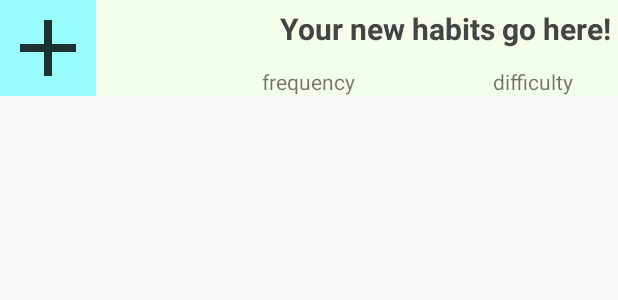
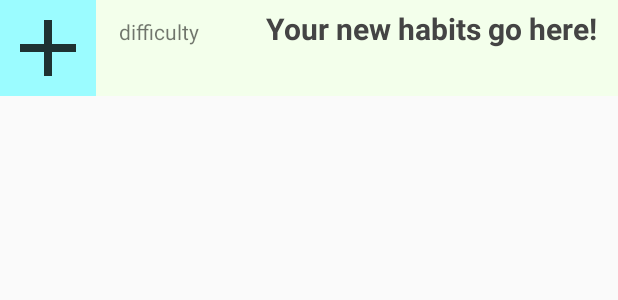
Before and after one commit to graham768/GrO2, an Android app: the layout habit_entry.xml on its own in the app's theme, with its tools: preview values and no code run, on a phone screen of 412 x 824 dp. Shown: the top 300 px of the screen. Run offline under Robolectric (Android 15) with nearby library versions, the phone set to English and light mode, and no system bars.

Commit message:
habit row clicks now work properly, but habit_entry needs structural fixes as a result.

```diff
--- a/app/src/main/res/layout/habit_entry.xml
+++ b/app/src/main/res/layout/habit_entry.xml
@@ -17,6 +17,12 @@
         android:paddingRight="20dp"
         android:paddingLeft="20dp"
         android:background="#9bfcff" />
+
+    <TableRow
+        android:id="@+id/tableRow"
+        android:layout_width="wrap_content"
+        android:layout_height="match_parent"
+        android:layout_toRightOf="@id/plus">
 
         <TextView
             android:layout_width="fill_parent"
@@ -41,28 +47,25 @@
         <TextView
             android:layout_width="fill_parent"
             android:layout_height="wrap_content"
-        android:layout_alignParentTop="true"
-        android:layout_toRightOf="@id/plus"
-        android:layout_above="@id/habitDifficulty"
-        android:layout_alignWithParentIfMissing="true"
             android:text="Your new habits go here!"
             android:id="@+id/habitTitle"
             android:padding="5dp"
             android:textColor="#444444"
             android:textSize="20sp"
             android:textStyle="bold"
-        android:layout_alignParentStart="false"
-        android:gravity="right"
+            android:gravity="center"
             android:allowUndo="true" />
 
         <TextView
             android:layout_width="wrap_content"
             android:layout_height="wrap_content"
+            android:gravity="start"
             android:textAppearance="?android:attr/textAppearanceSmall"
             android:text="frequency"
             android:id="@+id/habitFrequency"
             android:layout_alignParentBottom="true"
             android:layout_centerHorizontal="true" />
+    </TableRow>
 
 
 </RelativeLayout>
```
Also changed, not shown: app/src/main/java/fr3380ot/com/gro2/CustomListAdapter.java (+18 -17 lines). Lines whose indentation alone changed are shown as unchanged.
